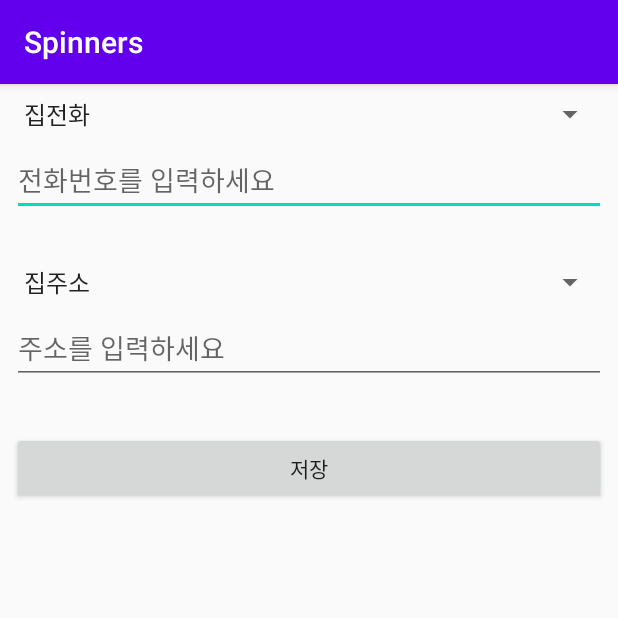
After one commit to HAyeon106/android_hw, an Android app: the SpinnersActivity screen opened directly, with no data from a screen before it, on a phone screen of 412 x 824 dp, the top half of it. The commit adds this screen. Run offline under Robolectric (Android 15) with nearby library versions, the phone set to English and light mode, and no system bars.

Commit message:
과제: Spinners

```diff
--- a/app/src/main/AndroidManifest.xml
+++ b/app/src/main/AndroidManifest.xml
@@ -9,7 +9,10 @@
         android:roundIcon="@mipmap/ic_launcher_round"
         android:supportsRtl="true"
         android:theme="@style/AppTheme">
-        <activity android:name=".CheckboxesActivity" android:label="@string/action_checkboxes" />
+        <activity android:name=".SpinnersActivity" android:label="@string/action_spinners"></activity>
+        <activity
+            android:name=".CheckboxesActivity"
+            android:label="@string/action_checkboxes" />
         <activity
             android:name=".ButtonActivity"
             android:label="@string/action_button" />
--- a/app/src/main/java/net/skhu/MainActivity.java
+++ b/app/src/main/java/net/skhu/MainActivity.java
@@ -40,6 +40,10 @@ public class MainActivity extends AppCompatActivity {
             Intent intent = new Intent(this, CheckboxesActivity.class);
             startActivity(intent);
             return true;
+        } else if(id == R.id.action_spinners){
+            Intent intent = new Intent(this, SpinnersActivity.class);
+            startActivity(intent);
+            return true;
         }
         return super.onOptionsItemSelected(item);
     }
--- /dev/null
+++ b/app/src/main/java/net/skhu/SpinnersActivity.java
@@ -0,0 +1,58 @@
+package net.skhu;
+
+import androidx.appcompat.app.AppCompatActivity;
+import android.os.Bundle;
+import android.view.View;
+import android.widget.AdapterView;
+import android.widget.ArrayAdapter;
+import android.widget.Button;
+import android.widget.Spinner;
+import android.widget.Toast;
+
+public class SpinnersActivity extends AppCompatActivity {
+
+    @Override
+    protected void onCreate(Bundle savedInstanceState) {
+        super.onCreate(savedInstanceState);
+        setContentView(R.layout.activity_spinners);
+
+        String[] stringArray = {"집주소","직장주소","기타"};
+        ArrayAdapter<String> adapter =
+                new ArrayAdapter<String>(this, android.R.layout.simple_spinner_item, stringArray);
+        adapter.setDropDownViewResource(android.R.layout.simple_spinner_dropdown_item);
+        Spinner spinner = (Spinner)findViewById(R.id.spinner_addressType);
+        spinner.setAdapter(adapter);
+
+        View.OnClickListener listener1 = new View.OnClickListener(){
+            @Override
+            public void onClick(View view){
+                Spinner spinner1 = (Spinner)findViewById(R.id.spinner_phoneType);
+                int index1 = spinner1.getSelectedItemPosition();
+                String text1 = spinner1.getSelectedItem().toString();
+
+                Spinner spinner2 = (Spinner)findViewById(R.id.spinner_addressType);
+                int index2 = spinner2.getSelectedItemPosition();
+                String text2 = spinner2.getSelectedItem().toString();
+
+                String s = String.format("전화:%s(%d)     주소:%s(%d)", text1, index1, text2, index2);
+                Toast.makeText(SpinnersActivity.this, s, Toast.LENGTH_SHORT).show();
+            }
+        };
+        Button button = (Button)findViewById(R.id.btnSave);
+        button.setOnClickListener(listener1);
+
+        AdapterView.OnItemSelectedListener listener2 = new AdapterView.OnItemSelectedListener() {
+            @Override
+            public void onItemSelected(AdapterView<?> parent, View view, int position, long id) {
+                String text = parent.getSelectedItem().toString();
+                String s = String.format("%s가 선택되었습니다.", text);
+                Toast.makeText(SpinnersActivity.this, s, Toast.LENGTH_SHORT).show();
+            }
+            @Override
+            public void onNothingSelected(AdapterView<?> parent) {
+
+            }
+        };
+        spinner.setOnItemSelectedListener(listener2);
+    }
+}
--- /dev/null
+++ b/app/src/main/res/layout/activity_spinners.xml
@@ -0,0 +1,81 @@
+<?xml version="1.0" encoding="utf-8"?>
+<androidx.constraintlayout.widget.ConstraintLayout xmlns:android="http://schemas.android.com/apk/res/android"
+    xmlns:app="http://schemas.android.com/apk/res-auto"
+    xmlns:tools="http://schemas.android.com/tools"
+    android:layout_width="match_parent"
+    android:layout_height="match_parent"
+    tools:context=".SpinnersActivity">
+
+    <Spinner
+        android:id="@+id/spinner_phoneType"
+        android:layout_width="match_parent"
+        android:layout_height="wrap_content"
+        android:layout_marginStart="8dp"
+        android:layout_marginLeft="8dp"
+        android:layout_marginTop="8dp"
+        android:layout_marginEnd="8dp"
+        android:layout_marginRight="8dp"
+        android:entries="@array/phoneTypes"
+        app:layout_constraintEnd_toEndOf="parent"
+        app:layout_constraintStart_toStartOf="parent"
+        app:layout_constraintTop_toTopOf="parent" />
+
+    <EditText
+        android:id="@+id/editText_phone"
+        android:layout_width="0dp"
+        android:layout_height="wrap_content"
+        android:layout_marginStart="8dp"
+        android:layout_marginLeft="8dp"
+        android:layout_marginTop="8dp"
+        android:layout_marginEnd="8dp"
+        android:layout_marginRight="8dp"
+        android:ems="10"
+        android:hint="@string/input_phone"
+        android:inputType="phone"
+        app:layout_constraintEnd_toEndOf="parent"
+        app:layout_constraintStart_toStartOf="parent"
+        app:layout_constraintTop_toBottomOf="@+id/spinner_phoneType" />
+
+    <Spinner
+        android:id="@+id/spinner_addressType"
+        android:layout_width="0dp"
+        android:layout_height="wrap_content"
+        android:layout_marginStart="8dp"
+        android:layout_marginLeft="8dp"
+        android:layout_marginTop="32dp"
+        android:layout_marginEnd="8dp"
+        android:layout_marginRight="8dp"
+        app:layout_constraintEnd_toEndOf="parent"
+        app:layout_constraintStart_toStartOf="parent"
+        app:layout_constraintTop_toBottomOf="@+id/editText_phone" />
+
+    <EditText
+        android:id="@+id/editText_address"
+        android:layout_width="0dp"
+        android:layout_height="wrap_content"
+        android:layout_marginStart="8dp"
+        android:layout_marginLeft="8dp"
+        android:layout_marginTop="8dp"
+        android:layout_marginEnd="8dp"
+        android:layout_marginRight="8dp"
+        android:ems="10"
+        android:hint="@string/input_address"
+        android:inputType="text"
+        app:layout_constraintEnd_toEndOf="parent"
+        app:layout_constraintStart_toStartOf="parent"
+        app:layout_constraintTop_toBottomOf="@+id/spinner_addressType" />
+
+    <Button
+        android:id="@+id/btnSave"
+        android:layout_width="0dp"
+        android:layout_height="wrap_content"
+        android:layout_marginStart="8dp"
+        android:layout_marginLeft="8dp"
+        android:layout_marginTop="32dp"
+        android:layout_marginEnd="8dp"
+        android:layout_marginRight="8dp"
+        android:text="@string/save"
+        app:layout_constraintEnd_toEndOf="parent"
+        app:layout_constraintStart_toStartOf="parent"
+        app:layout_constraintTop_toBottomOf="@+id/editText_address" />
+</androidx.constraintlayout.widget.ConstraintLayout>
--- a/app/src/main/res/menu/menu_main.xml
+++ b/app/src/main/res/menu/menu_main.xml
@@ -17,4 +17,8 @@
     <item
         android:id="@+id/action_checkboxes"
         android:title="@string/action_checkboxes" />
+    <item
+        android:id="@+id/action_spinners"
+        android:title="@string/action_spinners"
+        app:showAsAction="never"/>
 </menu>
--- a/app/src/main/res/values/strings.xml
+++ b/app/src/main/res/values/strings.xml
@@ -24,4 +24,13 @@
     <string name="dog">강아지</string>
     <string name="owl">부엉이</string>
     <string name="action_checkboxes">체크박스</string>
+    <string name="input_phone">전화번호를 입력하세요</string>
+    <string name="input_address">주소를 입력하세요</string>
+    <string-array name="phoneTypes">
+        <item>집전화</item>
+        <item>사무실전화</item>
+        <item>휴대폰</item>
+        <item>기타</item>
+    </string-array>
+    <string name="action_spinners">Spinners</string>
 </resources>
```
